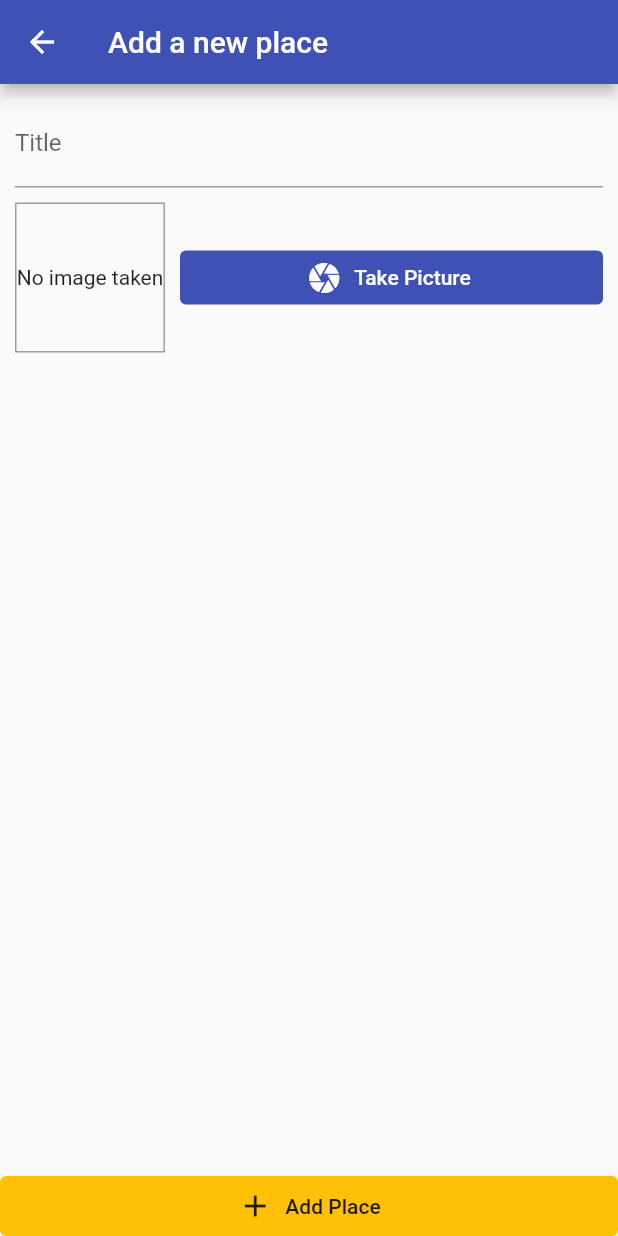
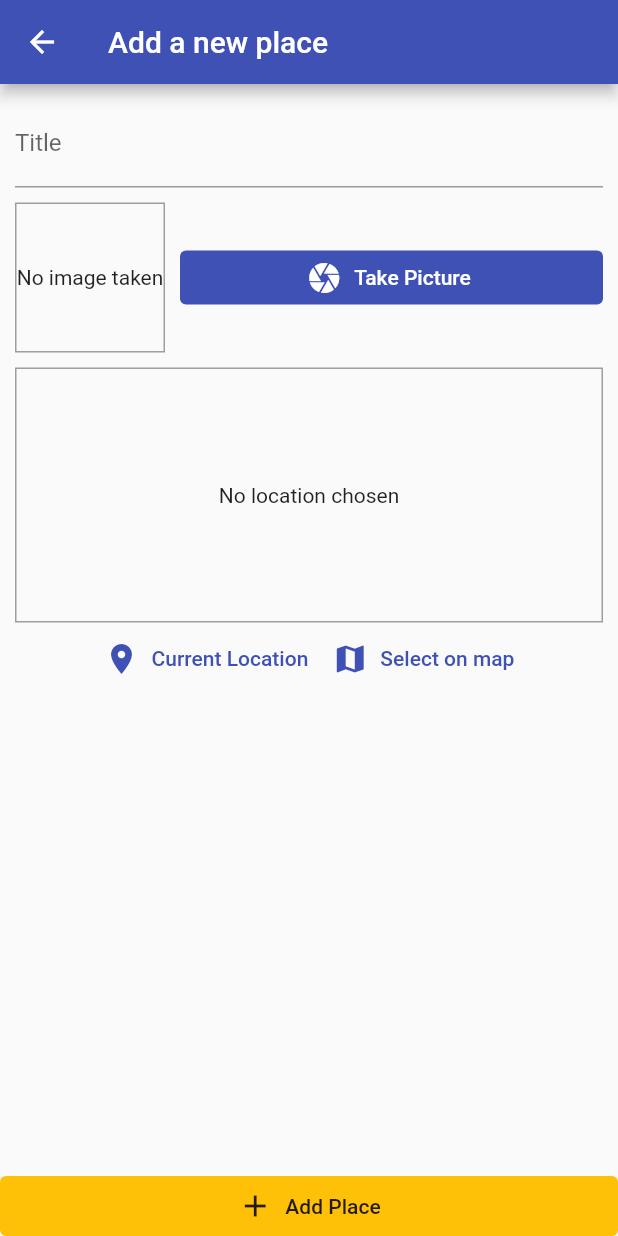
Before and after one commit to whisust/udemy-flutter, a Flutter app: the screen it shows after launch, after a tap on the "add" icon, on a phone screen of 412 x 824 dp. Run offline on Flutter 3.47's test engine with Material 2 defaults, Android fonts, the phone set to English and light mode, and no system bars; our stand-ins replace image_picker, location, shared_preferences, sqflite; accounts and stored records are empty.

Commit message:
Continue the Great Places app up to lesson 306

```diff
--- /dev/null
+++ b/great_places_app/lib/helpers/db_helper.dart
@@ -0,0 +1,26 @@
+import 'package:sqflite/sqflite.dart' as sql;
+import 'package:path/path.dart' as path;
+import 'package:sqflite/sqlite_api.dart';
+
+class DBHelper {
+  static const PLACES_TABLE = 'user_places';
+
+  static Future<void> _createDb(Database db, int version) {
+    return db.execute('CREATE TABLE $PLACES_TABLE(id TEXT PRIMARY KEY, title TEXT, image TEXT)');
+  }
+
+  static Future<Database> _getDatabase() async {
+    final dbPath = await sql.getDatabasesPath();
+    return sql.openDatabase(path.join(dbPath, 'places.db'), onCreate: _createDb, version: 1);
+  }
+
+  static Future<void> insert(String table, Map<String, dynamic> data) async {
+    final sqlDb = await _getDatabase();
+    await sqlDb.insert(table, data, conflictAlgorithm: ConflictAlgorithm.replace);
+  }
+
+  static Future<List<Map<String, dynamic>>> getData(String table) async {
+    final sqlDb = await _getDatabase();
+    return sqlDb.query(table); // , orderBy: 'id DESC'
+  }
+}
--- a/great_places_app/lib/providers/user_places.dart
+++ b/great_places_app/lib/providers/user_places.dart
@@ -1,6 +1,7 @@
 import 'dart:io';
 
 import 'package:flutter/foundation.dart';
+import '../helpers/db_helper.dart';
 import '../models/place.dart';
 
 class GreatPlaces with ChangeNotifier {
@@ -12,8 +13,19 @@ class GreatPlaces with ChangeNotifier {
 
   void addPlace(String title, File image) {
     final location = Location(latitude: 0, longitude: 0, address: 'home'); // todo
-    _items.add(Place(id: DateTime.now().toString(), title: title, location: location, image: image));
+    final place = Place(id: DateTime.now().toString(), title: title, location: location, image: image);
+    _items.add(place);
     print("######## Added new place $title");
+    notifyListeners();
+    DBHelper.insert(DBHelper.PLACES_TABLE, {'id': place.id, 'title': place.title, 'image': place.image.path});
+  }
+
+  Future<void> fetchPlaces() async {
+    final placesData = await DBHelper.getData(DBHelper.PLACES_TABLE);
+    _items = placesData.map((item) {
+      final location = Location(latitude: 0, longitude: 0, address: 'home'); // todo
+      return Place(id: item['id'], title: item['title'], image: File(item['image']), location: location);
+    }).toList();
     notifyListeners();
   }
 }
--- a/great_places_app/lib/screens/add_place_screen.dart
+++ b/great_places_app/lib/screens/add_place_screen.dart
@@ -1,5 +1,6 @@
 import 'dart:io';
 import 'package:flutter/material.dart';
+import 'package:great_places_app/widgets/location_input.dart';
 import 'package:provider/provider.dart';
 
 import '../providers/user_places.dart';
@@ -49,6 +50,8 @@ class _AddPlaceScreenState extends State<AddPlaceScreen> {
                   ),
                   SizedBox(height: 10),
                   ImageInput(onSelectImage: _selectImage),
+                  SizedBox(height: 10),
+                  LocationInput(),
                 ]),
               ),
             )),
@@ -61,7 +64,7 @@ class _AddPlaceScreenState extends State<AddPlaceScreen> {
                   backgroundColor: Theme.of(context).colorScheme.secondary,
                   foregroundColor: Colors.black87,
                   // textStyle: Theme.of(context).textTheme.labelLarge?.copyWith(color: Colors.black87)),
-                ))
+                )),
           ],
         ));
   }
--- a/great_places_app/lib/screens/places_list_screen.dart
+++ b/great_places_app/lib/screens/places_list_screen.dart
@@ -22,7 +22,13 @@ class PlacesListScreen extends StatelessWidget {
                 icon: Icon(Icons.add))
           ],
         ),
-        body: Consumer<GreatPlaces>(
+        body: FutureBuilder(
+          future: Provider.of<GreatPlaces>(context, listen: false).fetchPlaces(),
+          builder: (BuildContext context, AsyncSnapshot<dynamic> snapshot) {
+            if (snapshot.connectionState == ConnectionState.waiting) {
+              return Center(child: CircularProgressIndicator());
+            } else {
+              return Consumer<GreatPlaces>(
                   child: Center(child: Text('No places yet, start by adding some')),
                   builder: (ctx, greatPlaces, child) {
                     final places = greatPlaces.items;
@@ -40,6 +46,9 @@ class PlacesListScreen extends StatelessWidget {
                               },
                             ),
                           );
-            }));
+                  });
+            }
+          },
+        ));
   }
 }
--- /dev/null
+++ b/great_places_app/lib/widgets/location_input.dart
@@ -0,0 +1,54 @@
+import 'package:flutter/material.dart';
+import 'package:location/location.dart';
+
+class LocationInput extends StatefulWidget {
+  const LocationInput({Key? key}) : super(key: key);
+
+  @override
+  State<LocationInput> createState() => _LocationInputState();
+}
+
+class _LocationInputState extends State<LocationInput> {
+  String? _previewImageUrl;
+
+  Future<void> _getCurrentUserLocation() async {
+    final locationData = await Location().getLocation();
+    print(locationData);
+  }
+
+  @override
+  Widget build(BuildContext context) {
+    return Column(
+      children: [
+        Container(
+          decoration: BoxDecoration(border: Border.all(width: 1, color: Colors.grey)),
+          height: 170,
+          width: double.infinity,
+          alignment: Alignment.center,
+          child: _previewImageUrl == null
+              ? Text('No location chosen', textAlign: TextAlign.center)
+              : Image.network(_previewImageUrl!, fit: BoxFit.cover, width: double.infinity),
+        ),
+        Row(
+          mainAxisAlignment: MainAxisAlignment.center,
+          children: [
+            TextButton.icon(
+              onPressed: () async {
+                await _getCurrentUserLocation();
+              },
+              icon: Icon(Icons.location_on),
+              label: Text('Current Location'),
+              style: TextButton.styleFrom(textStyle: Theme.of(context).textTheme.labelLarge),
+            ),
+            TextButton.icon(
+              onPressed: () {},
+              icon: Icon(Icons.map),
+              label: Text('Select on map'),
+              style: TextButton.styleFrom(textStyle: Theme.of(context).textTheme.labelLarge),
+            ),
+          ],
+        )
+      ],
+    );
+  }
+}
--- a/great_places_app/pubspec.yaml
+++ b/great_places_app/pubspec.yaml
@@ -39,6 +39,8 @@ dependencies:
   image_picker: ^0.8.6+1
   path_provider: ^2.0.12
   path: ^1.8.2
+  sqflite: ^2.2.4+1
+  location: ^4.4.0
 
 dev_dependencies:
   flutter_test:
```
Also changed, not shown: great_places_app/pubspec.lock, 2 other files. Lines whose indentation alone changed are shown as unchanged.
